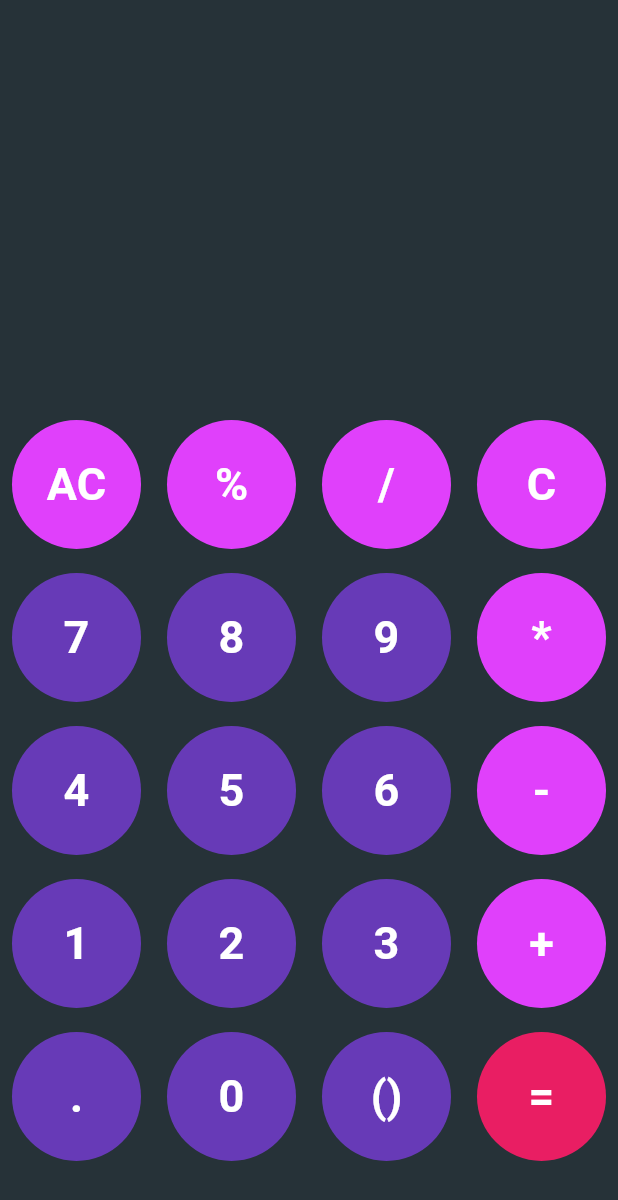
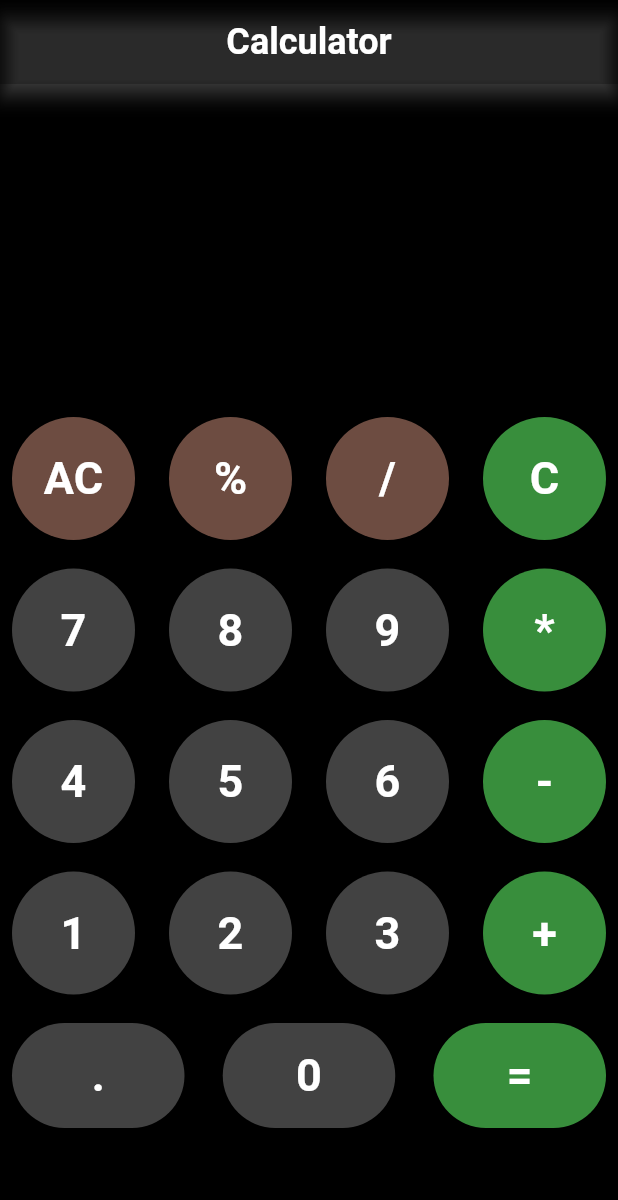
Before and after one commit to KavyaParengal/Calculator, a Flutter app: the screen it shows after launch, after a tap on "AC", on a phone screen of 412 x 824 dp. Shown: the top 1200 px of the screen. Run offline on Flutter 3.47's test engine with Material 2 defaults, Android fonts, the phone set to English and light mode, and no system bars.

Commit message:
second commit

```diff
--- a/lib/calculator.dart
+++ b/lib/calculator.dart
@@ -12,22 +12,22 @@ class _CalculatorState extends State<Calculator> {
   String output = "0";
   String history='';
   String _output = "";
-  double num1 = 0.0;
-  double num2 = 0.0;
+  double num1 = 0;
+  double num2 = 0;
   String operand = "";
 
   buttonPressed(String buttonText) {
     if (buttonText == "C") {
       _output = "";
-      num1 = 0.0;
-      num2 = 0.0;
+      num1 = 0;
+      num2 = 0;
       operand = "";
       output='0';
     }
     else if (buttonText == "AC") {
       _output = "";
-      num1 = 0.0;
-      num2 = 0.0;
+      num1 = 0;
+      num2 = 0;
       operand = "";
       history='';
     }
@@ -35,7 +35,7 @@ class _CalculatorState extends State<Calculator> {
       num1 = double.parse(output);
       operand = buttonText;
       _output = "";
-      history=num1.toStringAsFixed(0).toString() + operand.toString() ;
+      history=num1.toString() + operand.toString() ;
     }
     else if (buttonText == ".") {
       if (_output.contains(".")) {
@@ -51,26 +51,26 @@ class _CalculatorState extends State<Calculator> {
 
       if (operand == "+") {
         _output = (num1 + num2).toString();
-        history=num1.toStringAsFixed(0).toString() + operand.toString() + num2.toStringAsFixed(0).toString();
+        history=num1.toString() + operand.toString() + num2.toString();
       }
       if (operand == "-") {
         _output = (num1 - num2).toString();
-        history=num1.toStringAsFixed(0).toString() + operand.toString() + num2.toStringAsFixed(0).toString();
+        history=num1.toString() + operand.toString() + num2.toString();
       }
       if (operand == "*") {
         _output = (num1 * num2).toString();
-        history=num1.toStringAsFixed(0).toString() + operand.toString() + num2.toStringAsFixed(0).toString();
+        history=num1.toString() + operand.toString() + num2.toString();
       }
       if (operand == "/") {
         _output = (num1 / num2).toString();
-        history=num1.toStringAsFixed(0).toString() + operand.toString() + num2.toStringAsFixed(0).toString();
+        history=num1.toString() + operand.toString() + num2.toString();
       }
       if (operand == "%") {
         _output = (num1 % num2).toString();
-        history=num1.toStringAsFixed(0).toString() + operand.toString() + num2.toStringAsFixed(0).toString();
+        history=num1.toString() + operand.toString() + num2.toString();
       }
-      num1 = 0.0;
-      num2 = 0.0;
+      num1 = 0;
+      num2 = 0;
       operand = "";
     }
     else {
@@ -88,12 +88,22 @@ class _CalculatorState extends State<Calculator> {
   @override
   Widget build(BuildContext context) {
     return Scaffold(
-      backgroundColor: Colors.blueGrey[900],
+      appBar: AppBar(
+        shadowColor: Colors.grey,
+        elevation: 5,
+        backgroundColor: Colors.black26,
+        centerTitle: true,
+        title: Text('Calculator',style: TextStyle(
+          fontWeight: FontWeight.bold,
+          fontSize: 24,
+        ),),
+      ),
+      backgroundColor: Colors.black,
       body: Column(
         children: [
           Container(
             child: Padding(
-              padding: const EdgeInsets.only(top: 150,right: 20),
+              padding: const EdgeInsets.only(top: 100,right: 20),
               child: Text(history,style: TextStyle(color: Colors.white,fontSize: 20,fontWeight: FontWeight.w400),
               ),
             ),
@@ -103,70 +113,73 @@ class _CalculatorState extends State<Calculator> {
             //height: (MediaQuery.of(context).size.height * 0.3),
             child: Padding(
               padding: const EdgeInsets.only(right: 20,top: 20,left: 30),
-              child: Text(output,style: TextStyle(color: Colors.white,fontSize: 33,fontWeight: FontWeight.bold),
+              child: Text(output,style: TextStyle(color: Colors.white,fontSize: 35,fontWeight: FontWeight.bold),
               ),
             ),
             alignment: Alignment(1.0,1.0),//color: Colors.white,
           ),
           //Expanded(child: Divider(color: Colors.grey,thickness: 1,)),
-          SizedBox(height: 40,),
+          SizedBox(height: 30,),
           Padding(
             padding: const EdgeInsets.all(8.0),
             child: Row(
               mainAxisAlignment: MainAxisAlignment.spaceBetween,
               children: [
-                buildCircleAvatar('AC', Colors.purpleAccent),
-                buildCircleAvatar('%', Colors.purpleAccent),
-                buildCircleAvatar('/', Colors.purpleAccent),
-                buildCircleAvatar('C', Colors.purpleAccent)
+                buildCircleAvatar('AC', Colors.brown.shade600),
+                buildCircleAvatar('%', Colors.brown.shade600),
+                buildCircleAvatar('/', Colors.brown.shade600),
+                buildCircleAvatar('C', Colors.green.shade700),
               ],
             ),
           ),
+          SizedBox(height: 3,),
           Padding(
             padding: const EdgeInsets.all(8.0),
             child: Row(
               mainAxisAlignment: MainAxisAlignment.spaceBetween,
               children: [
-                buildCircleAvatar('7', Colors.deepPurple),
-                buildCircleAvatar('8', Colors.deepPurple),
-                buildCircleAvatar('9', Colors.deepPurple),
-                buildCircleAvatar('*', Colors.purpleAccent)
+                buildCircleAvatar('7', Colors.grey.shade800),
+                buildCircleAvatar('8', Colors.grey.shade800),
+                buildCircleAvatar('9', Colors.grey.shade800),
+                buildCircleAvatar('*', Colors.green.shade700)
               ],
             ),
           ),
+          SizedBox(height: 3,),
           Padding(
             padding: const EdgeInsets.all(8.0),
             child: Row(
               mainAxisAlignment: MainAxisAlignment.spaceBetween,
               children: [
-                buildCircleAvatar('4', Colors.deepPurple),
-                buildCircleAvatar('5', Colors.deepPurple),
-                buildCircleAvatar('6', Colors.deepPurple),
-                buildCircleAvatar('-', Colors.purpleAccent)
+                buildCircleAvatar('4', Colors.grey.shade800),
+                buildCircleAvatar('5', Colors.grey.shade800),
+                buildCircleAvatar('6', Colors.grey.shade800),
+                buildCircleAvatar('-', Colors.green.shade700)
               ],
             ),
           ),
+          SizedBox(height: 3,),
           Padding(
             padding: const EdgeInsets.all(8.0),
             child: Row(
               mainAxisAlignment: MainAxisAlignment.spaceBetween,
               children: [
-                buildCircleAvatar('1', Colors.deepPurple),
-                buildCircleAvatar('2', Colors.deepPurple),
-                buildCircleAvatar('3', Colors.deepPurple),
-                buildCircleAvatar('+', Colors.purpleAccent)
+                buildCircleAvatar('1', Colors.grey.shade800),
+                buildCircleAvatar('2', Colors.grey.shade800),
+                buildCircleAvatar('3', Colors.grey.shade800),
+                buildCircleAvatar('+', Colors.green.shade700)
               ],
             ),
           ),
+          SizedBox(height: 3,),
           Padding(
             padding: const EdgeInsets.all(8.0),
             child: Row(
               mainAxisAlignment: MainAxisAlignment.spaceBetween,
               children: [
-                buildCircleAvatar('.', Colors.deepPurple),
-                buildCircleAvatar('0', Colors.deepPurple),
-                buildCircleAvatar('()', Colors.deepPurple),
-                buildCircleAvatar('=', Colors.pink),
+                buildContainer('.', Colors.grey.shade800),
+                buildContainer('0', Colors.grey.shade800),
+                buildContainer('=', Colors.green.shade700),
               ],
             ),
           )
@@ -175,10 +188,31 @@ class _CalculatorState extends State<Calculator> {
     );
   }
 
+  Container buildContainer(String value,Color clr) {
+    return Container(
+      width: 115,
+                height: 70,
+                child: FloatingActionButton.extended(
+                  backgroundColor: clr,
+                    onPressed: (){
+                    buttonPressed(value);
+                    },
+                    label: Text(value,style: TextStyle(
+                      fontSize: 30,
+                      fontWeight: FontWeight.bold,
+                      color: Colors.white,
+                    ),textAlign: TextAlign.center,)
+                ),
+      decoration: BoxDecoration(
+        borderRadius: BorderRadius.circular(33),
+      ),
+              );
+  }
+
   CircleAvatar buildCircleAvatar(String calculatortxt,Color clrbutton) {
     return CircleAvatar(
       backgroundColor: clrbutton,
-      radius: 43,
+      radius: 41,
       child: TextButton(child: Text(calculatortxt,
         style: TextStyle(
           fontSize: 30,
```
